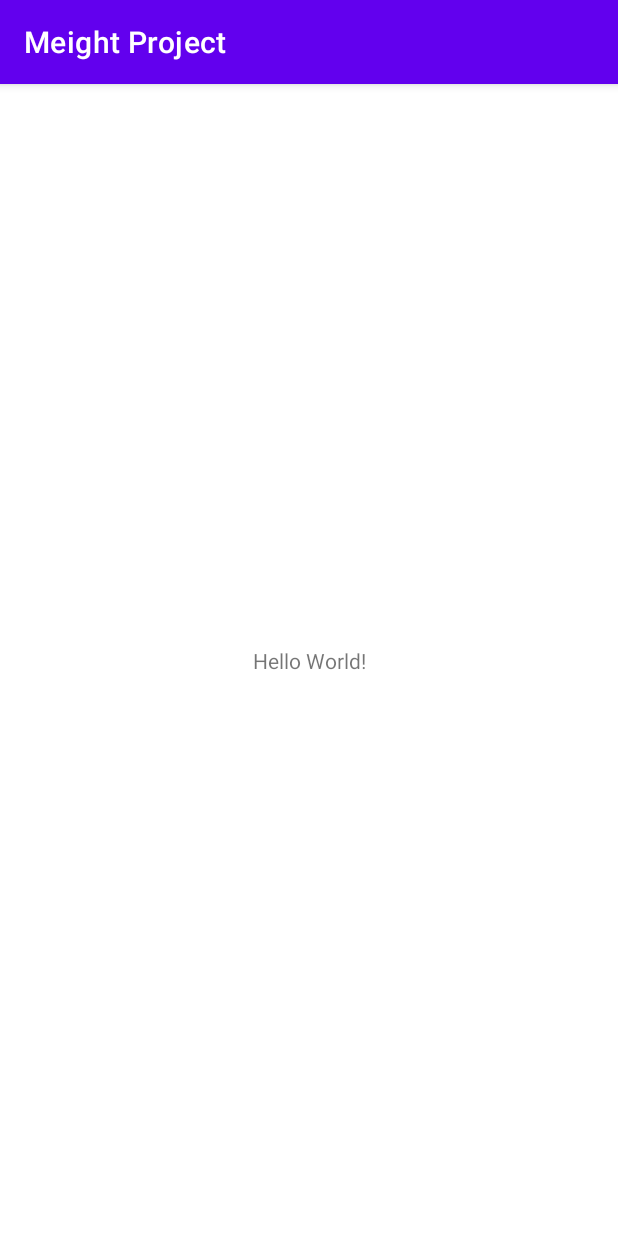
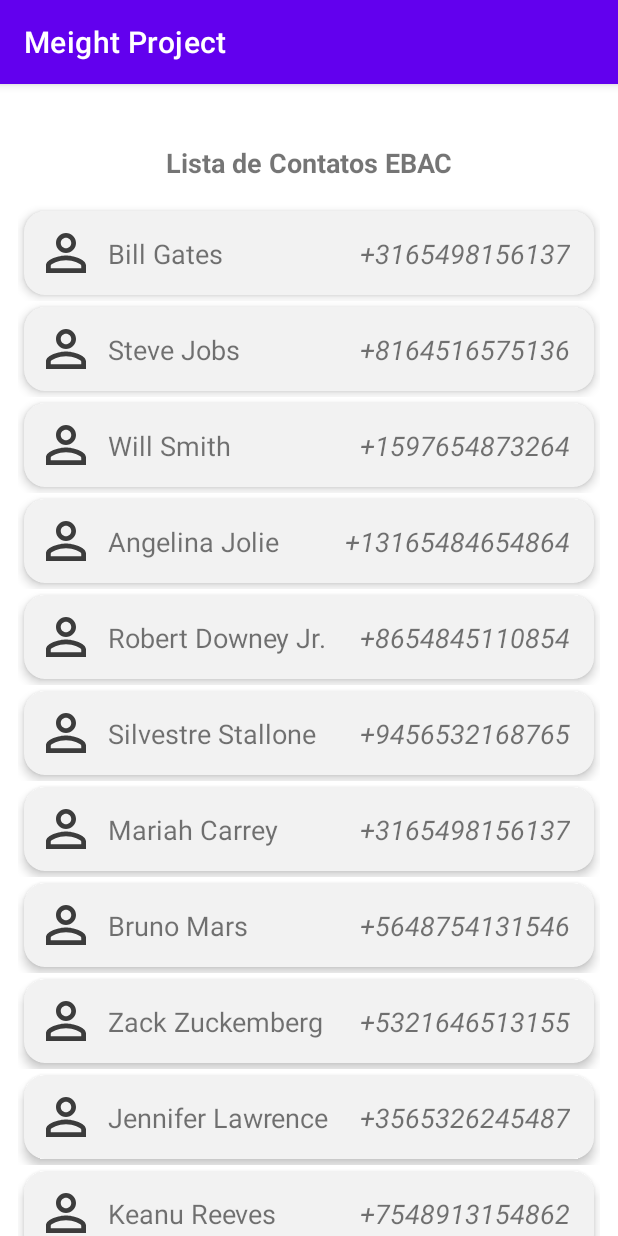
Before and after one commit to RamirJunior/projeto-ebac, an Android app: the screen it shows after launch (MainActivity), on a phone screen of 412 x 824 dp. Run offline under Robolectric (Android 15) with nearby library versions, the phone set to English and light mode, and no system bars.

Commit message:
Exercicio Modulo 10

```diff
--- a/app/build.gradle
+++ b/app/build.gradle
@@ -29,6 +29,9 @@ android {
     kotlinOptions {
         jvmTarget = '1.8'
     }
+    buildFeatures {
+        viewBinding true
+    }
 }
 
 dependencies {
--- /dev/null
+++ b/app/src/main/java/com/example/meightproject/ContactInfo.kt
@@ -0,0 +1,6 @@
+package com.example.meightproject
+
+data class ContactInfo(
+    val name: String,
+    val phone: String
+)
--- /dev/null
+++ b/app/src/main/java/com/example/meightproject/ListAdapter.kt
@@ -0,0 +1,36 @@
+package com.example.meightproject
+
+import android.view.LayoutInflater
+import android.view.ViewGroup
+import androidx.recyclerview.widget.RecyclerView
+import com.example.meightproject.databinding.ContactItemBinding
+
+class ListAdapter(
+    private val listItems: MutableList<ContactInfo>
+) : RecyclerView.Adapter<ListAdapter.ListItemViewHolder>() {
+
+    override fun onCreateViewHolder(parent: ViewGroup, viewType: Int): ListItemViewHolder {
+        return ListItemViewHolder(
+            ContactItemBinding.inflate(
+                LayoutInflater.from(parent.context),
+                parent,
+                false
+            )
+        )
+    }
+
+    override fun onBindViewHolder(holder: ListItemViewHolder, position: Int) {
+        val item = listItems[position]
+        holder.name.text = item.name
+        holder.phone.text = item.phone
+    }
+
+    override fun getItemCount(): Int {
+        return listItems.size
+    }
+
+    class ListItemViewHolder(binding: ContactItemBinding) : RecyclerView.ViewHolder(binding.root){
+        var name = binding.name
+        var phone = binding.phone
+    }
+}
--- a/app/src/main/java/com/example/meightproject/MainActivity.kt
+++ b/app/src/main/java/com/example/meightproject/MainActivity.kt
@@ -2,10 +2,38 @@ package com.example.meightproject
 
 import androidx.appcompat.app.AppCompatActivity
 import android.os.Bundle
+import androidx.recyclerview.widget.LinearLayoutManager
+import com.example.meightproject.databinding.ActivityMainBinding
 
 class MainActivity : AppCompatActivity() {
+
+    private lateinit var binding: ActivityMainBinding
+    private val itemList: MutableList<ContactInfo> = mutableListOf()
+
     override fun onCreate(savedInstanceState: Bundle?) {
         super.onCreate(savedInstanceState)
-        setContentView(R.layout.activity_main)
+        binding = ActivityMainBinding.inflate(layoutInflater)
+        setContentView(binding.root)
+
+        val listView = binding.myList
+        addingItensToList()
+
+        listView.layoutManager = LinearLayoutManager(this)
+        listView.adapter = ListAdapter(itemList)
+    }
+
+    private fun addingItensToList() {
+        itemList.add(ContactInfo("Bill Gates","+3165498156137"))
+        itemList.add(ContactInfo("Steve Jobs","+8164516575136"))
+        itemList.add(ContactInfo("Will Smith","+1597654873264"))
+        itemList.add(ContactInfo("Angelina Jolie","+13165484654864"))
+        itemList.add(ContactInfo("Robert Downey Jr.","+8654845110854"))
+        itemList.add(ContactInfo("Silvestre Stallone","+9456532168765"))
+        itemList.add(ContactInfo("Mariah Carrey","+3165498156137"))
+        itemList.add(ContactInfo("Bruno Mars","+5648754131546"))
+        itemList.add(ContactInfo("Zack Zuckemberg","+5321646513155"))
+        itemList.add(ContactInfo("Jennifer Lawrence","+3565326245487"))
+        itemList.add(ContactInfo("Keanu Reeves","+7548913154862"))
+        itemList.add(ContactInfo("Sandra Bullock","+2351849455465"))
     }
 }
--- /dev/null
+++ b/app/src/main/res/drawable/ic_baseline_person_outline_24.xml
@@ -0,0 +1,5 @@
+<vector android:height="24dp" android:tint="#3C3C3C"
+    android:viewportHeight="24" android:viewportWidth="24"
+    android:width="24dp" xmlns:android="http://schemas.android.com/apk/res/android">
+    <path android:fillColor="@android:color/white" android:pathData="M12,5.9c1.16,0 2.1,0.94 2.1,2.1s-0.94,2.1 -2.1,2.1S9.9,9.16 9.9,8s0.94,-2.1 2.1,-2.1m0,9c2.97,0 6.1,1.46 6.1,2.1v1.1L5.9,18.1L5.9,17c0,-0.64 3.13,-2.1 6.1,-2.1M12,4C9.79,4 8,5.79 8,8s1.79,4 4,4 4,-1.79 4,-4 -1.79,-4 -4,-4zM12,13c-2.67,0 -8,1.34 -8,4v3h16v-3c0,-2.66 -5.33,-4 -8,-4z"/>
+</vector>
--- a/app/src/main/res/layout/activity_main.xml
+++ b/app/src/main/res/layout/activity_main.xml
@@ -6,11 +6,25 @@
     android:layout_height="match_parent"
     tools:context=".MainActivity">
 
+    <androidx.recyclerview.widget.RecyclerView
+        android:id="@+id/my_list"
+        android:layout_width="match_parent"
+        android:layout_height="wrap_content"
+        android:layout_marginStart="12dp"
+        android:layout_marginTop="16dp"
+        android:layout_marginEnd="12dp"
+        app:layout_constraintEnd_toEndOf="parent"
+        app:layout_constraintStart_toStartOf="parent"
+        app:layout_constraintTop_toBottomOf="@+id/title" />
+
     <TextView
+        android:id="@+id/title"
         android:layout_width="wrap_content"
         android:layout_height="wrap_content"
-        android:text="Hello World!"
-        app:layout_constraintBottom_toBottomOf="parent"
+        android:text="@string/title_recycler"
+        android:layout_marginTop="40dp"
+        android:textSize="18sp"
+        android:textStyle="bold"
         app:layout_constraintEnd_toEndOf="parent"
         app:layout_constraintStart_toStartOf="parent"
         app:layout_constraintTop_toTopOf="parent" />
--- /dev/null
+++ b/app/src/main/res/layout/contact_item.xml
@@ -0,0 +1,61 @@
+<?xml version="1.0" encoding="utf-8"?>
+<LinearLayout xmlns:android="http://schemas.android.com/apk/res/android"
+    xmlns:app="http://schemas.android.com/apk/res-auto"
+    android:layout_width="match_parent"
+    android:layout_height="wrap_content">
+
+    <androidx.cardview.widget.CardView
+        android:layout_width="match_parent"
+        android:layout_height="wrap_content"
+        android:layout_margin="4dp"
+        app:layout_constraintEnd_toEndOf="parent"
+        app:layout_constraintStart_toStartOf="parent"
+        app:layout_constraintTop_toTopOf="parent"
+        android:backgroundTint="@color/gray"
+        app:cardCornerRadius="14dp"
+        app:cardElevation="4dp">
+
+        <androidx.constraintlayout.widget.ConstraintLayout
+            android:layout_width="match_parent"
+            android:layout_height="match_parent"
+            android:padding="8dp">
+
+            <ImageView
+                android:id="@+id/icon"
+                android:layout_width="40dp"
+                android:layout_height="40dp"
+                android:src="@drawable/ic_baseline_person_outline_24"
+                app:layout_constraintBottom_toBottomOf="parent"
+                app:layout_constraintStart_toStartOf="parent"
+                app:layout_constraintTop_toTopOf="parent" />
+
+            <TextView
+                android:id="@+id/name"
+                android:layout_width="wrap_content"
+                android:layout_height="wrap_content"
+                android:layout_marginStart="8dp"
+                android:text="Nome"
+                android:textSize="18sp"
+                app:layout_constraintBottom_toBottomOf="parent"
+                app:layout_constraintStart_toEndOf="@+id/icon"
+                app:layout_constraintTop_toTopOf="parent" />
+
+            <TextView
+                android:id="@+id/phone"
+                android:layout_width="wrap_content"
+                android:layout_height="wrap_content"
+                android:layout_marginStart="18sp"
+                android:layout_marginEnd="8dp"
+                android:textStyle="italic"
+                android:text="+5196487453218"
+                android:textSize="18sp"
+                app:layout_constraintBottom_toBottomOf="parent"
+                app:layout_constraintEnd_toEndOf="parent"
+                app:layout_constraintTop_toTopOf="parent" />
+
+
+        </androidx.constraintlayout.widget.ConstraintLayout>
+
+    </androidx.cardview.widget.CardView>
+
+</LinearLayout>
--- a/app/src/main/res/values/colors.xml
+++ b/app/src/main/res/values/colors.xml
@@ -7,4 +7,5 @@
     <color name="teal_700">#FF018786</color>
     <color name="black">#FF000000</color>
     <color name="white">#FFFFFFFF</color>
+    <color name="gray">#FFF2F2F2</color>
 </resources>
--- a/app/src/main/res/values/strings.xml
+++ b/app/src/main/res/values/strings.xml
@@ -1,3 +1,4 @@
 <resources>
     <string name="app_name">Meight Project</string>
+    <string name="title_recycler">Lista de Contatos EBAC</string>
 </resources>
```
